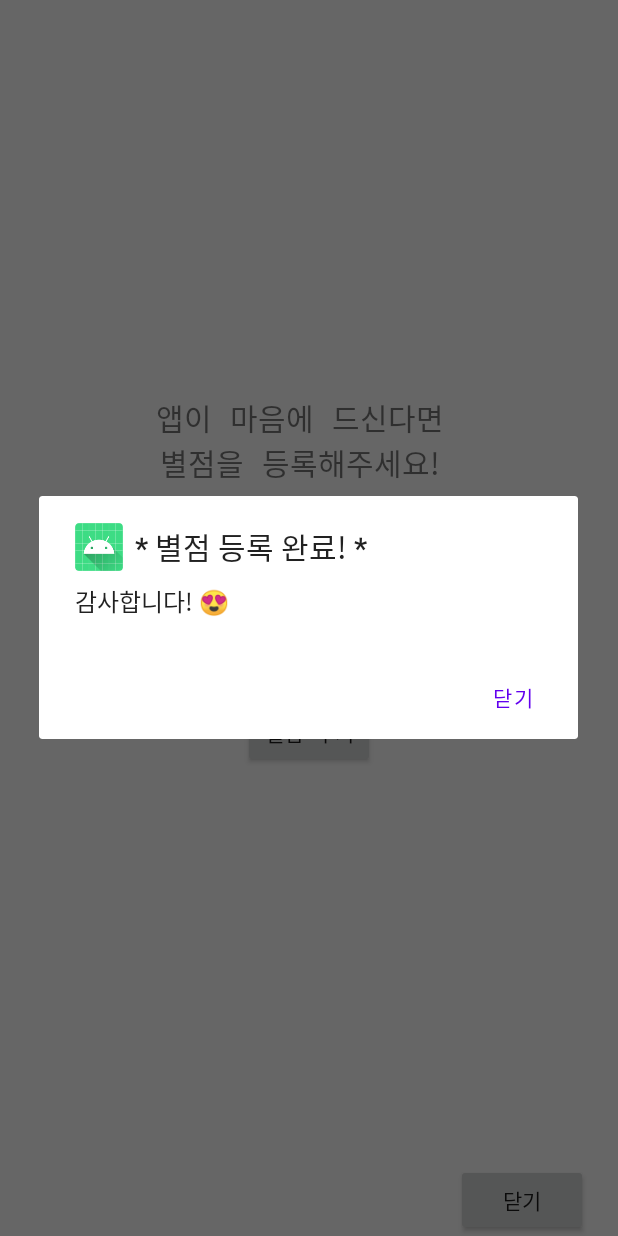
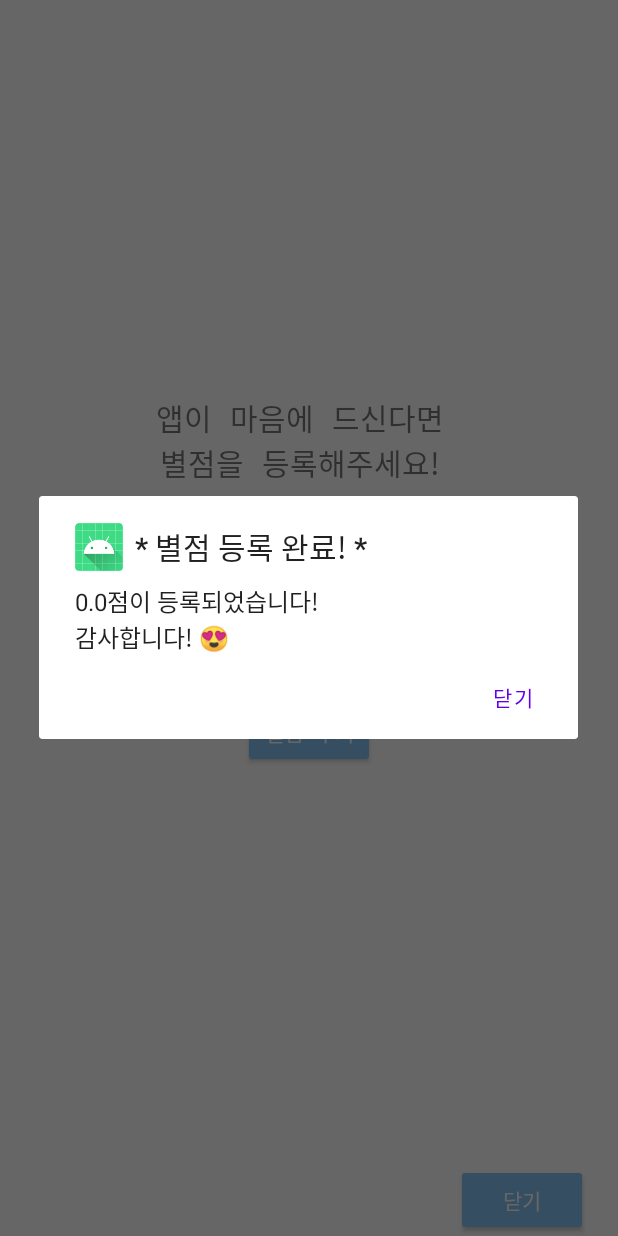
Before and after one commit to kyeongmipak/Android_Project, an Android app: the FifthActivity screen opened directly, with no data from a screen before it, after a tap on "별점 주기", on a phone screen of 412 x 824 dp. Run offline under Robolectric (Android 15) with nearby library versions, the phone set to English and light mode, and no system bars.

Commit message:
12/18 song_ratingbar

```diff
--- a/BMI_2/app/src/main/java/com/android/bmi_2/FifthActivity.java
+++ b/BMI_2/app/src/main/java/com/android/bmi_2/FifthActivity.java
@@ -2,6 +2,7 @@ package com.android.bmi_2;
 
 import android.app.Activity;
 import android.app.AlertDialog;
+import android.content.Intent;
 import android.os.Bundle;
 import android.view.View;
 import android.widget.RatingBar;
@@ -20,13 +21,13 @@ public class FifthActivity extends Activity {
         findViewById(R.id.ratingBtn).setOnClickListener(new View.OnClickListener() {
             @Override
             public void onClick(View v) {
-//                ratingBar = findViewById(R.id.rating);
-//                String rating = getText(ratingBar).toString();
+                ratingBar = findViewById(R.id.rating);
+                float rating = ratingBar.getRating();
 
                 new AlertDialog.Builder(FifthActivity.this)
                         .setIcon(R.mipmap.ic_launcher)
                         .setTitle("* 별점 등록 완료! *")
-                        .setMessage("감사합니다! 😍")
+                        .setMessage(rating + "점이 등록되었습니다! \n감사합니다! 😍")
                         // 버튼명   // 버튼 리스너명
                         .setPositiveButton("닫기", null)
                         .show();
--- a/BMI_2/app/src/main/java/com/android/bmi_2/MainActivity.java
+++ b/BMI_2/app/src/main/java/com/android/bmi_2/MainActivity.java
@@ -2,7 +2,10 @@ package com.android.bmi_2;
 
 import androidx.appcompat.app.AppCompatActivity;
 
+import android.content.Intent;
 import android.os.Bundle;
+import android.view.View;
+import android.widget.TextView;
 
 public class MainActivity extends AppCompatActivity {
 
@@ -10,5 +13,7 @@ public class MainActivity extends AppCompatActivity {
     protected void onCreate(Bundle savedInstanceState) {
         super.onCreate(savedInstanceState);
         setContentView(R.layout.activity_main);
+
+
     }
 }
--- a/BMI_2/app/src/main/java/com/android/bmi_2/SecondActivity.java
+++ b/BMI_2/app/src/main/java/com/android/bmi_2/SecondActivity.java
@@ -12,6 +12,7 @@ import android.widget.Switch;
 import androidx.annotation.Nullable;
 
 public class SecondActivity extends Activity {
+
 
     Button backBtn, nextBtn;
 
--- a/BMI_2/app/src/main/res/layout/activity_fifth.xml
+++ b/BMI_2/app/src/main/res/layout/activity_fifth.xml
@@ -36,6 +36,8 @@
             android:layout_height="wrap_content"
             android:layout_marginTop="10dp"
             android:text="별점 주기"
+            android:backgroundTint="#85C4F6"
+            android:textColor="#FFFFFF"
             android:typeface="monospace"
             />
     </LinearLayout>
@@ -45,6 +47,8 @@
         android:id="@+id/close"
         android:layout_width="wrap_content"
         android:layout_height="wrap_content"
+        android:backgroundTint="#85C4F6"
+        android:textColor="#FFFFFF"
         android:text="닫기"
         android:layout_gravity="end"
         android:layout_marginRight="20dp"
--- a/BMI_2/app/src/main/res/layout/activity_main.xml
+++ b/BMI_2/app/src/main/res/layout/activity_main.xml
@@ -15,4 +15,5 @@
         app:layout_constraintRight_toRightOf="parent"
         app:layout_constraintTop_toTopOf="parent" />
 
+
 </androidx.constraintlayout.widget.ConstraintLayout>
```
